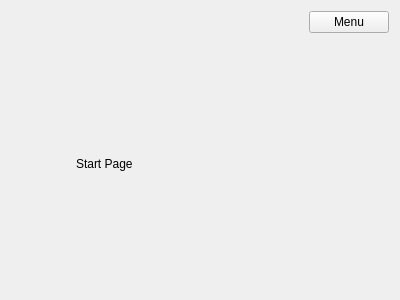
This is flipVerticalLayout/formstart.ui in laszlo-avotra-tips/layout as Qt 5 draws it before an edit. The edited form follows.
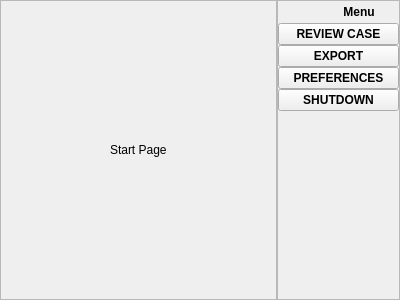
This is the edited form.

Commit message: added start page menu

What changed in the file:
```diff
--- a/flipVerticalLayout/formstart.ui
+++ b/flipVerticalLayout/formstart.ui
@@ -13,32 +13,38 @@
   <property name="windowTitle">
    <string>Form</string>
   </property>
-  <layout class="QGridLayout" name="gridLayout">
-   <item row="0" column="1">
-    <layout class="QHBoxLayout" name="horizontalLayout">
-     <item>
-      <spacer name="horizontalSpacer">
-       <property name="orientation">
-        <enum>Qt::Horizontal</enum>
-       </property>
-       <property name="sizeHint" stdset="0">
-        <size>
-         <width>40</width>
-         <height>20</height>
-        </size>
-       </property>
-      </spacer>
-     </item>
+  <layout class="QHBoxLayout" name="horizontalLayout_4">
+   <property name="spacing">
+    <number>0</number>
+   </property>
+   <property name="leftMargin">
+    <number>0</number>
+   </property>
+   <property name="topMargin">
+    <number>0</number>
+   </property>
+   <property name="rightMargin">
+    <number>0</number>
+   </property>
+   <property name="bottomMargin">
+    <number>0</number>
+   </property>
      <item>
-      <widget class="QPushButton" name="pushButton">
-       <property name="text">
-        <string>Menu</string>
-       </property>
-      </widget>
-     </item>
-    </layout>
-   </item>
-   <item row="1" column="0">
+    <widget class="QFrame" name="frameIcon">
+     <property name="sizePolicy">
+      <sizepolicy hsizetype="Expanding" vsizetype="Expanding">
+       <horstretch>0</horstretch>
+       <verstretch>0</verstretch>
+      </sizepolicy>
+     </property>
+     <property name="frameShape">
+      <enum>QFrame::StyledPanel</enum>
+     </property>
+     <property name="frameShadow">
+      <enum>QFrame::Raised</enum>
+     </property>
+     <layout class="QHBoxLayout" name="horizontalLayout_3">
+      <item>
     <layout class="QHBoxLayout" name="horizontalLayout_2">
      <item>
       <spacer name="horizontalSpacer_2">
@@ -75,7 +81,110 @@
      </item>
     </layout>
    </item>
-   <item row="1" column="1">
+     </layout>
+    </widget>
+   </item>
+   <item>
+    <widget class="QFrame" name="frameMenu">
+     <property name="maximumSize">
+      <size>
+       <width>123</width>
+       <height>16777215</height>
+      </size>
+     </property>
+     <property name="styleSheet">
+      <string notr="true">QPushButton{
+font: bold 12px;
+qproperty-flat: true;
+}</string>
+     </property>
+     <property name="frameShape">
+      <enum>QFrame::StyledPanel</enum>
+     </property>
+     <property name="frameShadow">
+      <enum>QFrame::Raised</enum>
+     </property>
+     <layout class="QVBoxLayout" name="verticalLayout">
+      <property name="spacing">
+       <number>0</number>
+      </property>
+      <property name="leftMargin">
+       <number>0</number>
+      </property>
+      <property name="topMargin">
+       <number>0</number>
+      </property>
+      <property name="rightMargin">
+       <number>0</number>
+      </property>
+      <property name="bottomMargin">
+       <number>0</number>
+      </property>
+      <item>
+       <layout class="QHBoxLayout" name="horizontalLayout">
+        <item>
+         <spacer name="horizontalSpacer">
+          <property name="orientation">
+           <enum>Qt::Horizontal</enum>
+          </property>
+          <property name="sizeHint" stdset="0">
+           <size>
+            <width>38</width>
+            <height>20</height>
+           </size>
+          </property>
+         </spacer>
+        </item>
+        <item>
+         <widget class="QPushButton" name="pushButtonMenu">
+          <property name="layoutDirection">
+           <enum>Qt::LeftToRight</enum>
+          </property>
+          <property name="styleSheet">
+           <string notr="true"/>
+          </property>
+          <property name="text">
+           <string>Menu</string>
+          </property>
+          <property name="checkable">
+           <bool>true</bool>
+          </property>
+          <property name="flat">
+           <bool>true</bool>
+          </property>
+         </widget>
+        </item>
+       </layout>
+      </item>
+      <item>
+       <widget class="QPushButton" name="pushButtonReviewCase">
+        <property name="text">
+         <string>REVIEW CASE</string>
+        </property>
+       </widget>
+      </item>
+      <item>
+       <widget class="QPushButton" name="pushButtonExport">
+        <property name="text">
+         <string>EXPORT</string>
+        </property>
+       </widget>
+      </item>
+      <item>
+       <widget class="QPushButton" name="pushButtonPreferences">
+        <property name="text">
+         <string>PREFERENCES</string>
+        </property>
+       </widget>
+      </item>
+      <item>
+       <widget class="QPushButton" name="pushButtonShutdown">
+        <property name="text">
+         <string>SHUTDOWN</string>
+        </property>
+       </widget>
+      </item>
+      <item>
     <spacer name="verticalSpacer">
      <property name="orientation">
       <enum>Qt::Vertical</enum>
@@ -83,10 +192,13 @@
      <property name="sizeHint" stdset="0">
       <size>
        <width>20</width>
-       <height>248</height>
+          <height>178</height>
       </size>
      </property>
     </spacer>
+      </item>
+     </layout>
+    </widget>
    </item>
   </layout>
  </widget>
```
Lines whose indentation alone changed are shown as unchanged. The commit also changes 3 other files.
